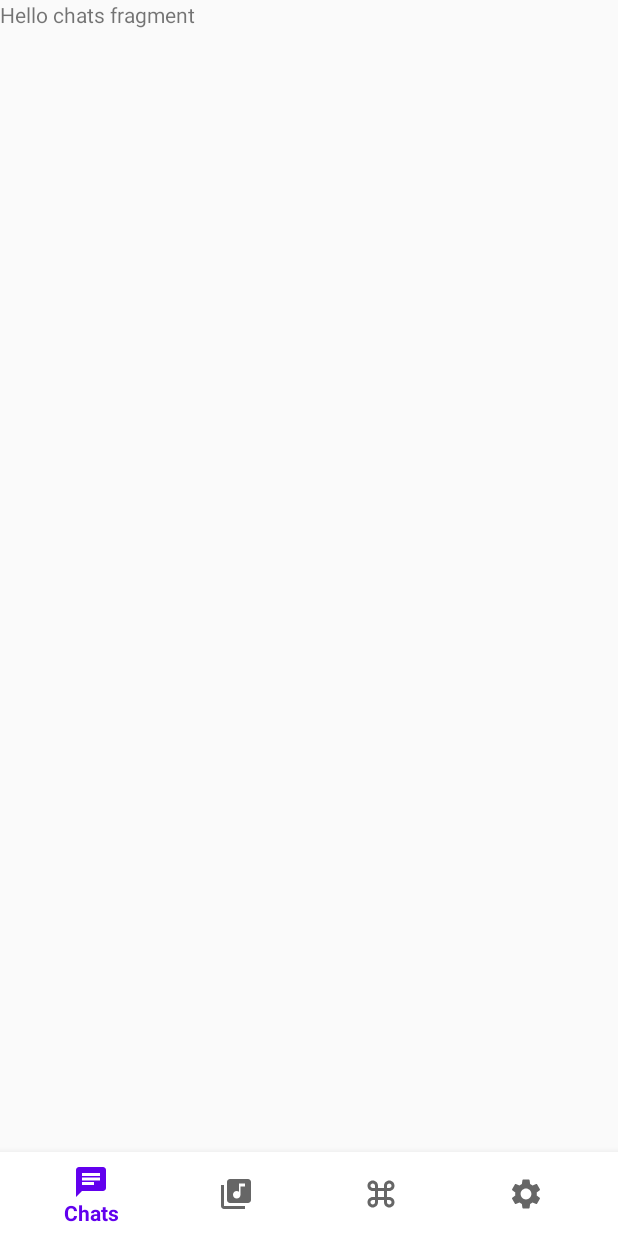
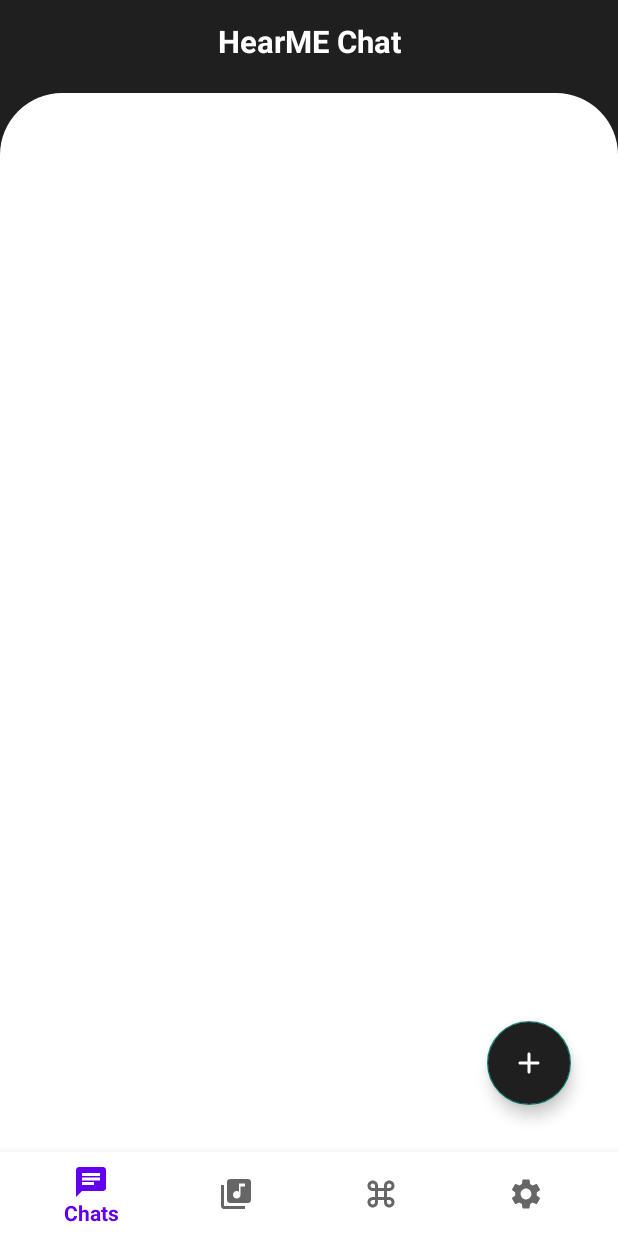
Before and after one commit to AlbertQWJ/AndroidLearning, an Android app: the screen it shows after launch once a user with an empty profile is signed in (MainActivity), on a phone screen of 412 x 824 dp. Run offline under Robolectric (Android 15) with nearby library versions, the phone set to English and light mode, and no system bars; our stand-ins replace Firebase (no records; nobody signed in at launch, a user with empty details on screens opened directly), sdp/ssp sizes.

Commit message:
Add Chat Window Frame Design. Enable Real-time Access to App User Accounts on the Add Dialog.

```diff
--- a/app/src/main/java/com/example/myapplicationexample/ChatsFragment.java
+++ b/app/src/main/java/com/example/myapplicationexample/ChatsFragment.java
@@ -1,19 +1,36 @@
 package com.example.myapplicationexample;
 
+import android.content.Intent;
 import android.os.Bundle;
 
+import androidx.annotation.NonNull;
+import androidx.annotation.Nullable;
 import androidx.fragment.app.Fragment;
 
 import android.view.LayoutInflater;
 import android.view.View;
 import android.view.ViewGroup;
 
+import com.example.myapplicationexample.databinding.FragmentChatsBinding;
+
 public class ChatsFragment extends Fragment {
 
+    private FragmentChatsBinding binding;
+
     @Override
-    public View onCreateView(LayoutInflater inflater, ViewGroup container,
-                             Bundle savedInstanceState) {
+    public View onCreateView(@NonNull LayoutInflater inflater, @Nullable ViewGroup container, @Nullable Bundle savedInstanceState) {
         // Inflate the layout for this fragment
-        return inflater.inflate(R.layout.fragment_chats, container, false);
+        //View view = inflater.inflate(R.layout.fragment_settings,container,false);
+
+        binding = FragmentChatsBinding.inflate(inflater, container, false);
+        View view = binding.getRoot();
+        // Inflate the layout for this fragment
+        setListeners();
+        return view;
+    }
+
+    private void setListeners() {
+        binding.fabNewChat.setOnClickListener(v ->
+                startActivity(new Intent(getActivity(), UsersActivity.class)));
     }
 }
--- a/app/src/main/java/com/example/myapplicationexample/MainActivity.java
+++ b/app/src/main/java/com/example/myapplicationexample/MainActivity.java
@@ -2,7 +2,6 @@ package com.example.myapplicationexample;
 
 import androidx.annotation.NonNull;
 import androidx.appcompat.app.AppCompatActivity;
-import androidx.fragment.app.Fragment;
 import androidx.viewpager2.widget.ViewPager2;
 
 import android.annotation.SuppressLint;
--- /dev/null
+++ b/app/src/main/res/drawable/background_context_bottom.xml
@@ -0,0 +1,8 @@
+<?xml version="1.0" encoding="utf-8"?>
+<shape xmlns:android="http://schemas.android.com/apk/res/android"
+    android:shape="rectangle">
+    <solid android:color="@color/white"/>
+    <corners
+        android:topLeftRadius="@dimen/_32sdp"
+        android:topRightRadius="@dimen/_32sdp"/>
+</shape>
--- /dev/null
+++ b/app/src/main/res/drawable/ic_add.xml
@@ -0,0 +1,5 @@
+<vector android:height="24dp" android:tint="#000000"
+    android:viewportHeight="24" android:viewportWidth="24"
+    android:width="24dp" xmlns:android="http://schemas.android.com/apk/res/android">
+    <path android:fillColor="@android:color/white" android:pathData="M18,13h-5v5c0,0.55 -0.45,1 -1,1s-1,-0.45 -1,-1v-5H6c-0.55,0 -1,-0.45 -1,-1s0.45,-1 1,-1h5V6c0,-0.55 0.45,-1 1,-1s1,0.45 1,1v5h5c0.55,0 1,0.45 1,1s-0.45,1 -1,1z"/>
+</vector>
--- a/app/src/main/res/layout/fragment_chats.xml
+++ b/app/src/main/res/layout/fragment_chats.xml
@@ -1,14 +1,49 @@
 <?xml version="1.0" encoding="utf-8"?>
-<FrameLayout xmlns:android="http://schemas.android.com/apk/res/android"
+<androidx.constraintlayout.widget.ConstraintLayout xmlns:android="http://schemas.android.com/apk/res/android"
     xmlns:tools="http://schemas.android.com/tools"
     android:layout_width="match_parent"
     android:layout_height="match_parent"
-    tools:context=".ChatsFragment">
+    xmlns:app="http://schemas.android.com/apk/res-auto"
+    tools:context=".ChatsFragment"
+    android:background="@color/theme_grey">
 
     <!-- TODO: Update blank fragment layout -->
     <TextView
+        android:id="@+id/chat_top"
         android:layout_width="match_parent"
-        android:layout_height="match_parent"
-        android:text="@string/hello_chats_fragment" />
+        android:layout_height="wrap_content"
+        android:text="HearME Chat"
+        app:layout_constraintEnd_toEndOf="parent"
+        app:layout_constraintStart_toStartOf="parent"
+        app:layout_constraintTop_toTopOf="parent"
+        android:gravity="center"
+        android:textSize="@dimen/_16sdp"
+        android:textStyle="bold"
+        android:textColor="@color/white"
+        android:layout_marginTop="@dimen/_10sdp"/>
 
-</FrameLayout>
+    <FrameLayout
+        android:layout_width="match_parent"
+        android:layout_height="0dp"
+        android:layout_marginTop="@dimen/_16sdp"
+        android:background="@drawable/background_context_bottom"
+        app:layout_constraintBottom_toBottomOf="parent"
+        app:layout_constraintTop_toBottomOf="@+id/chat_top">
+
+    </FrameLayout>
+
+    <com.google.android.material.floatingactionbutton.FloatingActionButton
+        android:id="@+id/fabNewChat"
+        android:layout_width="wrap_content"
+        android:layout_height="wrap_content"
+        android:layout_marginEnd="@dimen/_24sdp"
+        android:layout_marginRight="@dimen/_24sdp"
+        android:layout_marginBottom="@dimen/_24sdp"
+        android:contentDescription="@string/app_name"
+        android:src="@drawable/ic_add"
+        android:backgroundTint="@color/theme_grey"
+        app:layout_constraintBottom_toBottomOf="parent"
+        app:layout_constraintEnd_toEndOf="parent"
+        android:tint="@color/white"/>
+
+</androidx.constraintlayout.widget.ConstraintLayout>
--- a/app/src/main/res/values/strings.xml
+++ b/app/src/main/res/values/strings.xml
@@ -26,5 +26,6 @@
     <!-- TODO: Remove or change this placeholder text -->
     <string name="hello_blank_fragment">Hello blank fragment</string>
     <string name="add_image">Upload Image</string>
+    <string name="select_user">Select User</string>
 
 </resources>
```
Also changed, not shown: app/src/main/AndroidManifest.xml (+12 -9 lines), app/src/main/java/com/example/myapplicationexample/AppUser.java (added, +7 -0 lines), app/src/main/java/com/example/myapplicationexample/UsersActivity.java (added, +79 -0 lines), app/src/main/java/com/example/myapplicationexample/UsersAdapter.java (added, +66 -0 lines), app/src/main/res/layout/activity_users.xml (added, +73 -0 lines), app/src/main/res/layout/item_container_appuser.xml (added, +52 -0 lines).
